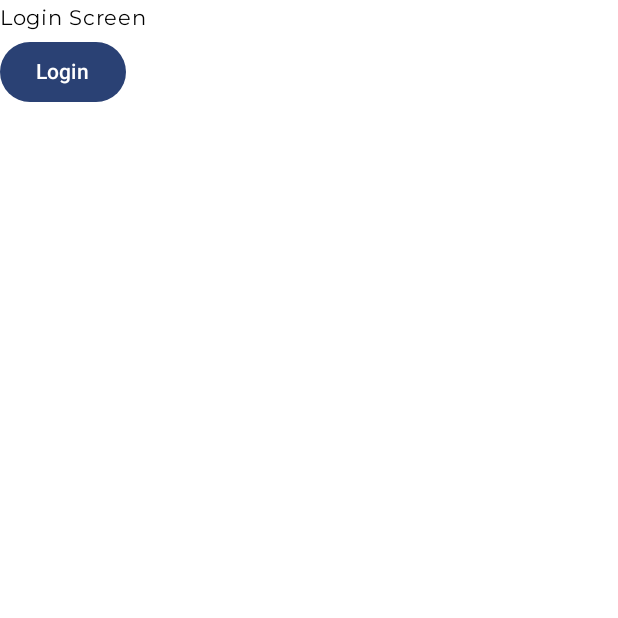
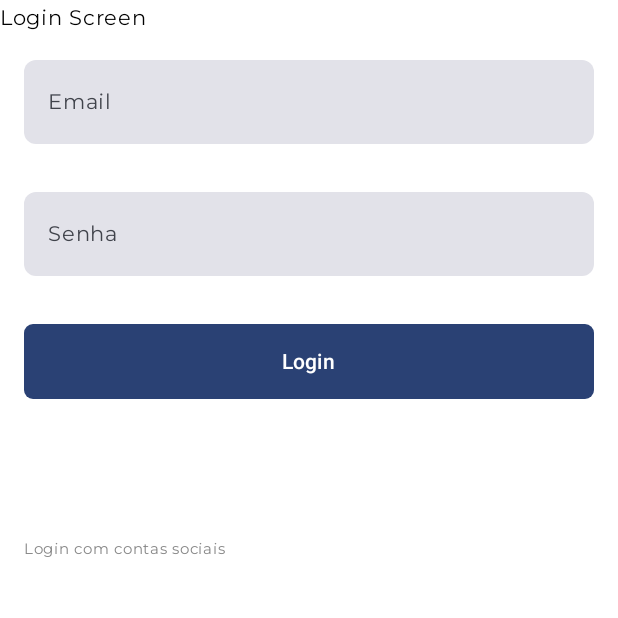
Before and after one commit to educ-ai-org/educai-app, an Android app built with Jetpack Compose: the screen it shows after launch (MainActivity), on a phone screen of 412 x 824 dp, the top half of it. Run offline under Robolectric (Android 15) with nearby library versions, the phone set to English and light mode, and no system bars.

Commit message:
add login form component

```diff
--- /dev/null
+++ b/app/src/main/java/com/example/educai/components/LoginForm.kt
@@ -0,0 +1,89 @@
+package com.example.educai.components
+
+import androidx.compose.foundation.background
+import androidx.compose.foundation.border
+import androidx.compose.foundation.layout.Column
+import androidx.compose.foundation.layout.Spacer
+import androidx.compose.foundation.layout.fillMaxSize
+import androidx.compose.foundation.layout.fillMaxWidth
+import androidx.compose.foundation.layout.height
+import androidx.compose.foundation.layout.padding
+import androidx.compose.foundation.layout.width
+import androidx.compose.foundation.shape.RoundedCornerShape
+import androidx.compose.material3.Button
+import androidx.compose.material3.ExperimentalMaterial3Api
+import androidx.compose.material3.Text
+import androidx.compose.material3.TextField
+import androidx.compose.material3.TextFieldDefaults
+import androidx.compose.runtime.Composable
+import androidx.compose.ui.Modifier
+import androidx.compose.ui.draw.clip
+import androidx.compose.ui.graphics.Color
+import androidx.compose.ui.text.style.TextDecoration
+import androidx.compose.ui.tooling.preview.Preview
+import androidx.compose.ui.unit.dp
+import androidx.compose.ui.unit.sp
+
+@OptIn(ExperimentalMaterial3Api::class)
+@Composable
+fun LoginForm(
+) {
+    Column(
+        modifier = Modifier.fillMaxSize()
+    ) {
+        TextField(
+            value = "",
+            onValueChange = { /*TODO*/ },
+            label = { Text(text = "Email") },
+            modifier = Modifier
+                .padding(16.dp)
+                .fillMaxWidth(),
+            shape = RoundedCornerShape(8.dp),
+            colors = TextFieldDefaults.textFieldColors(
+                focusedIndicatorColor = Color.Transparent,
+                unfocusedIndicatorColor = Color.Transparent
+            )
+        )
+        TextField(
+            value = "",
+            onValueChange = { /*TODO*/ },
+            label = { Text(text = "Senha") },
+            modifier = Modifier
+                .padding(16.dp)
+                .fillMaxWidth(),
+            shape = RoundedCornerShape(8.dp),
+            colors = TextFieldDefaults.textFieldColors(
+                focusedIndicatorColor = Color.Transparent,
+                unfocusedIndicatorColor = Color.Transparent
+            )
+        )
+        Button(
+            onClick = { /*TODO*/ },
+            modifier = Modifier
+                .padding(16.dp)
+                .fillMaxWidth()
+                .height(50.dp),
+            shape = RoundedCornerShape(6.dp)
+        ) {
+            Text(text = "Login")
+        }
+            Text(
+                text = "Esqueceu a senha?",
+                modifier = Modifier.padding(16.dp),
+                color = Color.White,
+                textDecoration = TextDecoration.Underline
+            )
+            Text(
+                text = "Login com contas sociais",
+                modifier = Modifier.padding(16.dp),
+                color = Color.Gray,
+                fontSize = 10.sp
+            )
+    }
+}
+
+@Composable
+@Preview
+fun LoginFormPreview() {
+    LoginForm()
+}
--- a/app/src/main/java/com/example/educai/screens/Login.kt
+++ b/app/src/main/java/com/example/educai/screens/Login.kt
@@ -8,6 +8,7 @@ import androidx.compose.material3.Text
 import androidx.compose.runtime.Composable
 import androidx.compose.ui.Modifier
 import androidx.compose.ui.graphics.Color
+import com.example.educai.components.LoginForm
 
 @Composable
 fun Login(onLoginSuccess: () -> Unit) {
@@ -17,10 +18,7 @@ fun Login(onLoginSuccess: () -> Unit) {
             .fillMaxSize()
     ) {
         Text(text = "Login Screen")
-        Button(onClick = {
-            onLoginSuccess()
-        }) {
-            Text(text = "Login")
-        }
+        LoginForm(
+        )
     }
 }
```
Also changed, not shown: 1 other file.
